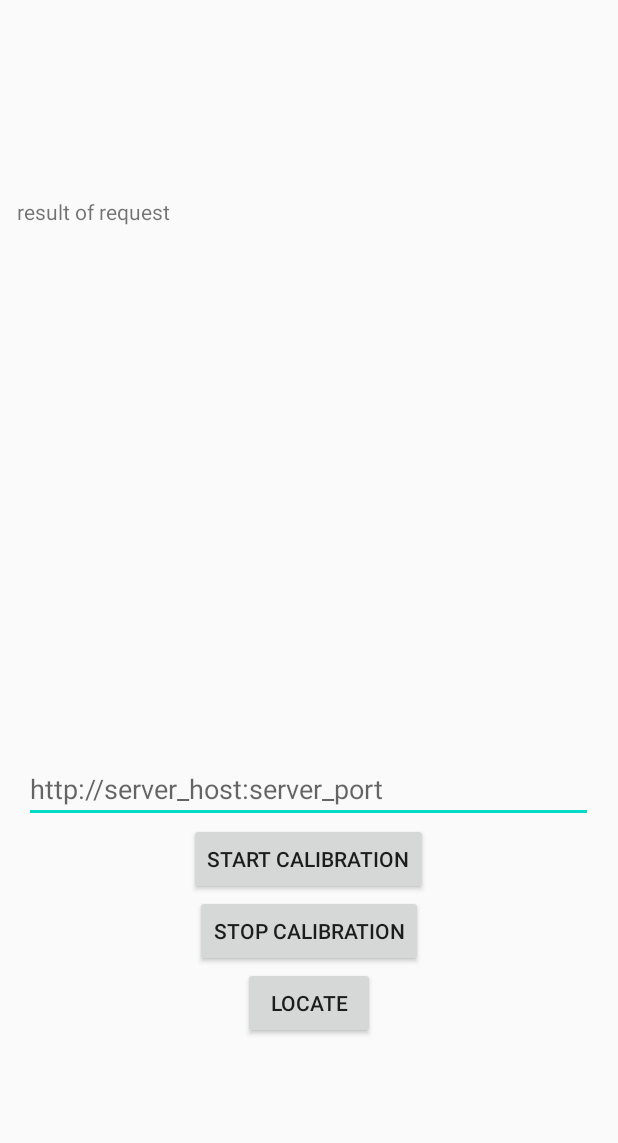
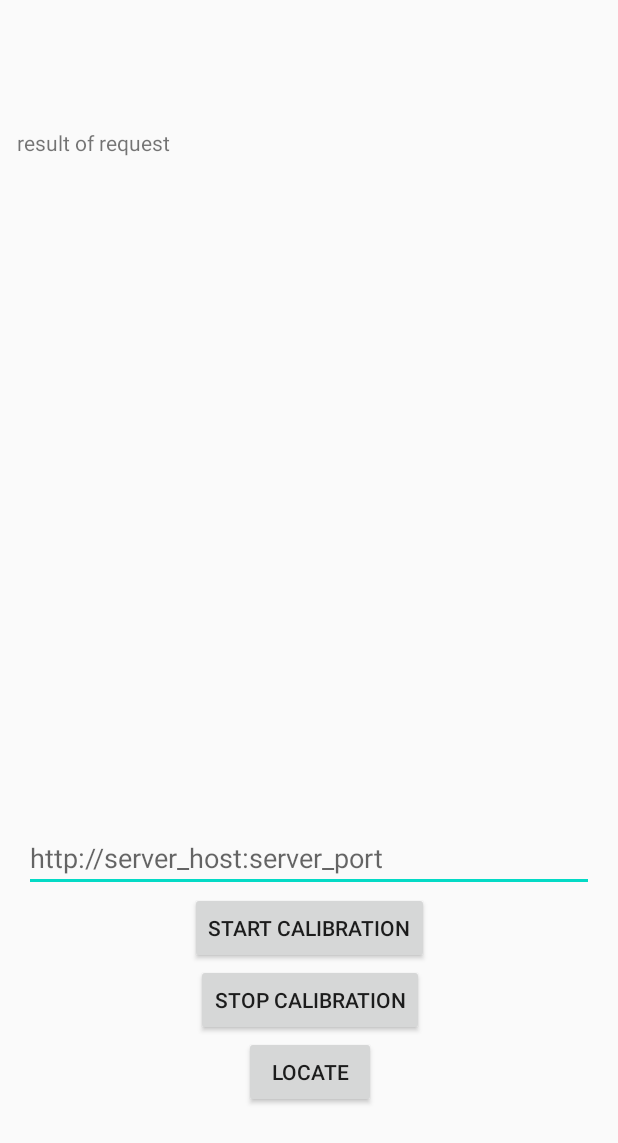
Before and after one commit to AbouOpenSource/LocationSystem, an Android app: the layout activity_main.xml on its own in the app's theme, with its tools: preview values and no code run, on a phone screen of 412 x 824 dp. Shown: the top 1143 px of the screen. Run offline under Robolectric (Android 15) with nearby library versions, the phone set to English and light mode, and no system bars.

Commit message:
set server to localhost if blank input text

```diff
--- a/mobile_app/LO53Lab/app/src/main/AndroidManifest.xml
+++ b/mobile_app/LO53Lab/app/src/main/AndroidManifest.xml
@@ -2,6 +2,7 @@
 <manifest xmlns:android="http://schemas.android.com/apk/res/android"
     package="master.iot.lo53lab">
 
+    <uses-permission android:name="android.permission.ACCESS_WIFI_STATE" />
     <uses-permission android:name="android.permission.INTERNET" />
 
     <application
--- a/mobile_app/LO53Lab/app/src/main/java/master/iot/lo53lab/MainActivity.java
+++ b/mobile_app/LO53Lab/app/src/main/java/master/iot/lo53lab/MainActivity.java
@@ -2,6 +2,9 @@ package master.iot.lo53lab;
 
 import androidx.appcompat.app.AppCompatActivity;
 
+import android.content.Context;
+import android.net.wifi.WifiInfo;
+import android.net.wifi.WifiManager;
 import android.os.Bundle;
 import android.view.View;
 import android.widget.EditText;
@@ -18,6 +21,7 @@ import okhttp3.Response;
 public class MainActivity extends AppCompatActivity {
     private TextView mTextViewResult;
     private EditText serverIPWidget;
+    private String macAddress;
 
     @Override
     protected void onCreate(Bundle savedInstanceState) {
@@ -26,11 +30,21 @@ public class MainActivity extends AppCompatActivity {
 
         mTextViewResult = findViewById(R.id.requestResult);
         serverIPWidget = findViewById(R.id.serverIP);
-            }
+
+        WifiManager manager = (WifiManager) getApplicationContext().getSystemService(Context.WIFI_SERVICE);
+        WifiInfo info = manager.getConnectionInfo();
+        macAddress = info.getMacAddress();
+
+        mTextViewResult.setText(macAddress);
+
+
+    }
 
     public void startCalibrationRequest(View view){
         String serverIp = String.valueOf(serverIPWidget.getText());
-        String macAddress = "";
+        if(serverIp.equals("")){
+            serverIp = "http://localhost:5000";
+        }
         double x=0;
         double y=0;
         double z=0;
@@ -43,14 +57,18 @@ public class MainActivity extends AppCompatActivity {
 
     public void stopCalibrationRequest(View view){
         String serverIp = String.valueOf(serverIPWidget.getText());
-        String macAddress = "";
+        if(serverIp.equals("")){
+            serverIp = "http://localhost:5000";
+        }
         String url = serverIp + "/stop_calibration?mac_addr="+ macAddress ;
         sendRequest(url);
     }
 
     public void locateRequest(View view){
         String serverIp = String.valueOf(serverIPWidget.getText());
-        String macAddress = "";
+        if(serverIp.equals("")){
+            serverIp = "http://localhost:5000";
+        }
         String url = serverIp + "/locate?mac_addr="+ macAddress ;
         sendRequest(url);
     }
--- a/mobile_app/LO53Lab/app/src/main/res/layout/activity_main.xml
+++ b/mobile_app/LO53Lab/app/src/main/res/layout/activity_main.xml
@@ -1,46 +1,78 @@
 <?xml version="1.0" encoding="utf-8"?>
-<LinearLayout xmlns:android="http://schemas.android.com/apk/res/android"
+<androidx.constraintlayout.widget.ConstraintLayout xmlns:android="http://schemas.android.com/apk/res/android"
     xmlns:app="http://schemas.android.com/apk/res-auto"
     xmlns:tools="http://schemas.android.com/tools"
+    android:id="@+id/linearLayout"
     android:layout_width="match_parent"
     android:layout_height="match_parent"
     android:baselineAligned="false"
     android:gravity="center"
-    android:orientation="vertical"
     tools:context=".MainActivity">
 
     <TextView
         android:id="@+id/requestResult"
-        android:layout_width="389dp"
-        android:layout_height="372dp"
-        android:text="@string/requestResult" />
+        android:layout_width="0dp"
+        android:layout_height="0dp"
+        android:layout_marginStart="11dp"
+        android:layout_marginLeft="11dp"
+        android:layout_marginTop="85dp"
+        android:layout_marginEnd="11dp"
+        android:layout_marginRight="11dp"
+        android:text="@string/requestResult"
+        app:layout_constraintBottom_toTopOf="@+id/serverIP"
+        app:layout_constraintEnd_toEndOf="parent"
+        app:layout_constraintStart_toStartOf="parent"
+        app:layout_constraintTop_toTopOf="parent" />
 
     <EditText
         android:id="@+id/serverIP"
-        android:layout_width="379dp"
+        android:layout_width="0dp"
         android:layout_height="wrap_content"
+        android:layout_marginStart="16dp"
+        android:layout_marginLeft="16dp"
+        android:layout_marginEnd="16dp"
+        android:layout_marginRight="16dp"
         android:autofillHints=""
         android:ems="10"
         android:hint="@string/serverIp"
-        android:inputType="textPersonName" />
+        android:inputType="textPersonName"
+        app:layout_constraintBottom_toTopOf="@+id/button"
+        app:layout_constraintEnd_toEndOf="parent"
+        app:layout_constraintStart_toStartOf="parent"
+        app:layout_constraintTop_toBottomOf="@+id/requestResult" />
 
     <Button
         android:id="@+id/button"
         android:layout_width="wrap_content"
         android:layout_height="wrap_content"
+        android:onClick="startCalibrationRequest"
         android:text="@string/startCalibration"
-        android:onClick="startCalibrationRequest"/>
+        app:layout_constraintBottom_toTopOf="@+id/button2"
+        app:layout_constraintEnd_toEndOf="parent"
+        app:layout_constraintStart_toStartOf="parent"
+        app:layout_constraintTop_toBottomOf="@+id/serverIP" />
 
     <Button
         android:id="@+id/button2"
         android:layout_width="wrap_content"
         android:layout_height="wrap_content"
-        android:text="@string/stopCalibration" />
+        android:layout_marginStart="4dp"
+        android:layout_marginLeft="4dp"
+        android:text="@string/stopCalibration"
+        app:layout_constraintBottom_toTopOf="@+id/button3"
+        app:layout_constraintStart_toStartOf="@+id/button"
+        app:layout_constraintTop_toBottomOf="@+id/button" />
 
     <Button
         android:id="@+id/button3"
         android:layout_width="wrap_content"
         android:layout_height="wrap_content"
-        android:text="@string/locate" />
+        android:layout_marginStart="32dp"
+        android:layout_marginLeft="32dp"
+        android:layout_marginBottom="85dp"
+        android:text="@string/locate"
+        app:layout_constraintBottom_toBottomOf="parent"
+        app:layout_constraintStart_toStartOf="@+id/button2"
+        app:layout_constraintTop_toBottomOf="@+id/button2" />
 
-</LinearLayout>
+</androidx.constraintlayout.widget.ConstraintLayout>
```
